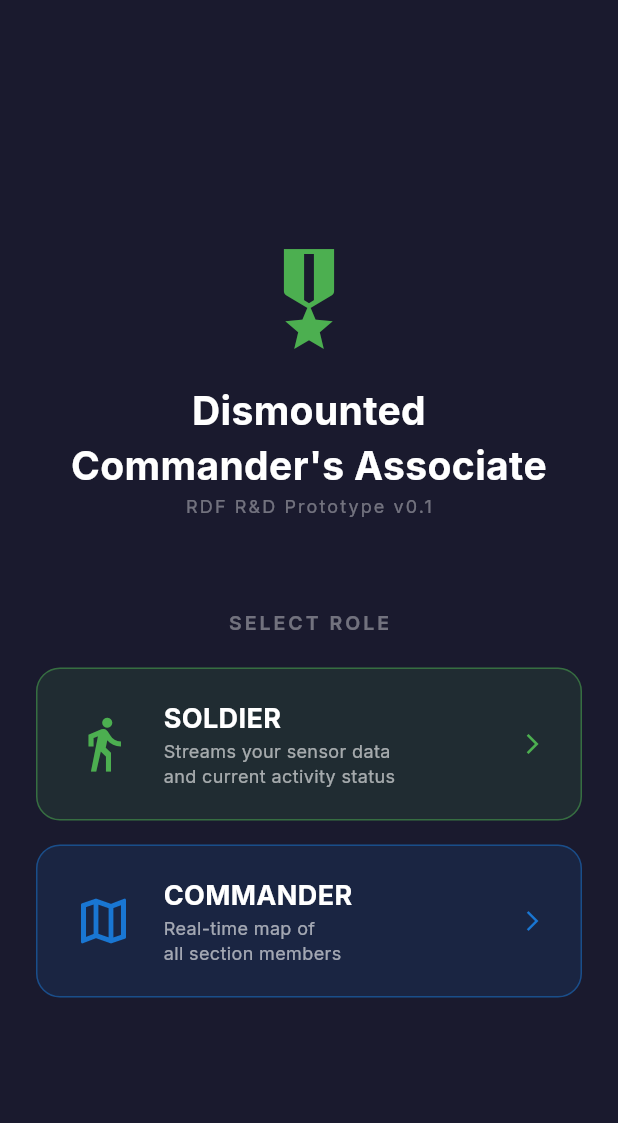
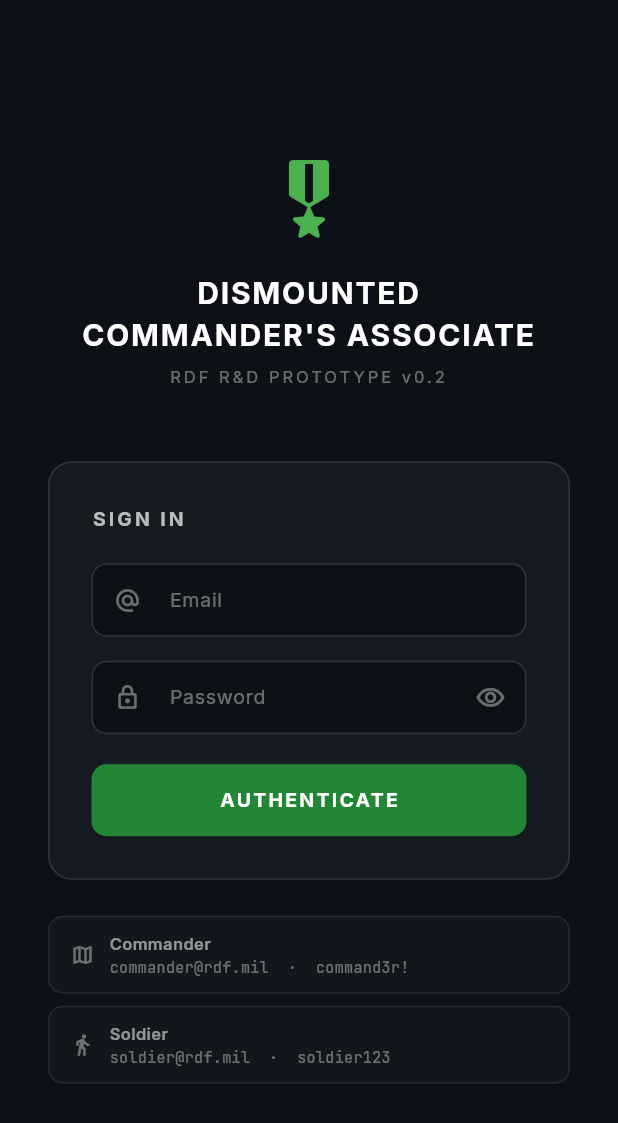
Before and after one commit to amuhirwa/Scenario-4, a Flutter app: the screen it shows after launch, on a phone screen of 412 x 824 dp. Shown: the top 1123 px of the screen. Run offline on Flutter 3.47's test engine with Material 3 defaults, Android fonts, the phone set to English and light mode, and no system bars; our stand-ins replace badges, fl_chart, flutter_map, flutter_riverpod, flutter_spinkit, geolocator and 3 more.

Commit message:
feat: Implement login functionality and user logout in web dashboard
- Added login overlay with email and password fields, including validation and error handling.
- Integrated login API call to authenticate users and manage user sessions.
- Displayed user badge and logout button upon successful login.
- Implemented logout functionality to clear user session and reset UI.
- Updated styles for login overlay, user badge, and logout button for better UX.
- Refactored dashboard initialization to occur only after successful login.

```diff
--- a/flutter_app/lib/main.dart
+++ b/flutter_app/lib/main.dart
@@ -3,7 +3,7 @@ import 'package:flutter/material.dart';
 import 'package:flutter_riverpod/flutter_riverpod.dart';
 import 'package:google_fonts/google_fonts.dart';
 
-import 'screens/role_select_screen.dart';
+import 'screens/login_screen.dart';
 
 void main() {
   WidgetsFlutterBinding.ensureInitialized();
@@ -26,7 +26,7 @@ class DismountedAssociateApp extends StatelessWidget {
         useMaterial3: true,
         textTheme: GoogleFonts.interTextTheme(ThemeData.dark().textTheme),
       ),
-      home: const RoleSelectScreen(),
+      home: const LoginScreen(),
     );
   }
 }
--- a/flutter_app/lib/models/app_config.dart
+++ b/flutter_app/lib/models/app_config.dart
@@ -4,8 +4,8 @@
 class AppConfig {
   // Change this to your server IP / domain when running on device
   // static const String backendHost = '10.0.2.2'; // Android emulator → localhost
-  static const String backendHost = '192.168.1.75'; // Android emulator → localhost
-  static const int backendPort = 8000;
+  static const String backendHost = '173.249.25.80'; // Android emulator → localhost
+  static const int backendPort = 4000;
   static const String backendBase = 'http://$backendHost:$backendPort';
   static const String wsBase = 'ws://$backendHost:$backendPort';
 
--- /dev/null
+++ b/flutter_app/lib/models/auth_user.dart
@@ -0,0 +1,33 @@
+// lib/models/auth_user.dart
+
+class AuthUser {
+  final String email;
+  final String role; // "commander" | "soldier"
+  final String name;
+  final String unit;
+  final String? soldierId;
+  final String? callSign;
+
+  const AuthUser({
+    required this.email,
+    required this.role,
+    required this.name,
+    required this.unit,
+    this.soldierId,
+    this.callSign,
+  });
+
+  bool get isCommander => role == 'commander';
+  bool get isSoldier   => role == 'soldier';
+
+  factory AuthUser.fromJson(Map<String, dynamic> json, {required String email}) {
+    return AuthUser(
+      email:      email,
+      role:       json['role']       as String,
+      name:       json['name']       as String,
+      unit:       json['unit']       as String,
+      soldierId:  json['soldier_id'] as String?,
+      callSign:   json['call_sign']  as String?,
+    );
+  }
+}
--- /dev/null
+++ b/flutter_app/lib/providers/auth_provider.dart
@@ -0,0 +1,45 @@
+// lib/providers/auth_provider.dart
+import 'dart:convert';
+import 'package:flutter_riverpod/flutter_riverpod.dart';
+import 'package:http/http.dart' as http;
+
+import '../models/app_config.dart';
+import '../models/auth_user.dart';
+
+// Holds the currently signed-in user (null = not signed in)
+class AuthNotifier extends StateNotifier<AuthUser?> {
+  AuthNotifier() : super(null);
+
+  /// Calls POST /api/auth/login. Returns null on success or an error string.
+  Future<String?> login(String email, String password) async {
+    try {
+      final r = await http
+          .post(
+            Uri.parse('${AppConfig.backendBase}/api/auth/login'),
+            headers: {'Content-Type': 'application/json'},
+            body: json.encode({'email': email, 'password': password}),
+          )
+          .timeout(const Duration(seconds: 8));
+
+      if (r.statusCode == 200) {
+        state = AuthUser.fromJson(
+          json.decode(r.body) as Map<String, dynamic>,
+          email: email,
+        );
+        return null; // success
+      } else if (r.statusCode == 401) {
+        return 'Invalid email or password.';
+      } else {
+        return 'Server error (${r.statusCode}).';
+      }
+    } catch (_) {
+      return 'Cannot reach server. Check network.';
+    }
+  }
+
+  void logout() => state = null;
+}
+
+final authProvider = StateNotifierProvider<AuthNotifier, AuthUser?>(
+  (_) => AuthNotifier(),
+);
--- /dev/null
+++ b/flutter_app/lib/screens/login_screen.dart
@@ -0,0 +1,359 @@
+// lib/screens/login_screen.dart
+import 'package:flutter/material.dart';
+import 'package:flutter_riverpod/flutter_riverpod.dart';
+import 'package:google_fonts/google_fonts.dart';
+
+import '../providers/auth_provider.dart';
+import 'commander_map_screen.dart';
+import 'soldier_home_screen.dart';
+
+class LoginScreen extends ConsumerStatefulWidget {
+  const LoginScreen({super.key});
+
+  @override
+  ConsumerState<LoginScreen> createState() => _LoginScreenState();
+}
+
+class _LoginScreenState extends ConsumerState<LoginScreen> {
+  final _formKey     = GlobalKey<FormState>();
+  final _emailCtrl   = TextEditingController();
+  final _passCtrl    = TextEditingController();
+  bool  _obscure     = true;
+  bool  _loading     = false;
+  String? _error;
+
+  @override
+  void dispose() {
+    _emailCtrl.dispose();
+    _passCtrl.dispose();
+    super.dispose();
+  }
+
+  Future<void> _submit() async {
+    if (!_formKey.currentState!.validate()) return;
+    setState(() { _loading = true; _error = null; });
+
+    final err = await ref.read(authProvider.notifier).login(
+      _emailCtrl.text.trim(),
+      _passCtrl.text,
+    );
+
+    if (!mounted) return;
+    setState(() => _loading = false);
+
+    if (err != null) {
+      setState(() => _error = err);
+      return;
+    }
+
+    final user = ref.read(authProvider)!;
+    final destination = user.isCommander
+        ? const CommanderMapScreen()
+        : const SoldierHomeScreen();
+
+    Navigator.pushReplacement(
+      context,
+      MaterialPageRoute(builder: (_) => destination),
+    );
+  }
+
+  @override
+  Widget build(BuildContext context) {
+    return Scaffold(
+      backgroundColor: const Color(0xFF0D1117),
+      body: SafeArea(
+        child: Center(
+          child: SingleChildScrollView(
+            padding: const EdgeInsets.symmetric(horizontal: 32, vertical: 40),
+            child: ConstrainedBox(
+              constraints: const BoxConstraints(maxWidth: 440),
+              child: Column(
+                crossAxisAlignment: CrossAxisAlignment.stretch,
+                children: [
+                  // ── Logo / title ──────────────────────────────────────
+                  const Icon(
+                    Icons.military_tech_rounded,
+                    size: 64,
+                    color: Color(0xFF4CAF50),
+                  ),
+                  const SizedBox(height: 16),
+                  Text(
+                    "DISMOUNTED\nCOMMANDER'S ASSOCIATE",
+                    textAlign: TextAlign.center,
+                    style: GoogleFonts.inter(
+                      fontSize: 20,
+                      fontWeight: FontWeight.bold,
+                      color: Colors.white,
+                      letterSpacing: 1.2,
+                      height: 1.4,
+                    ),
+                  ),
+                  const SizedBox(height: 6),
+                  Text(
+                    'RDF R&D PROTOTYPE v0.2',
+                    textAlign: TextAlign.center,
+                    style: GoogleFonts.inter(
+                      fontSize: 11,
+                      color: Colors.white38,
+                      letterSpacing: 2,
+                    ),
+                  ),
+
+                  const SizedBox(height: 48),
+
+                  // ── Sign-in card ──────────────────────────────────────
+                  Container(
+                    padding: const EdgeInsets.all(28),
+                    decoration: BoxDecoration(
+                      color: const Color(0xFF161B22),
+                      borderRadius: BorderRadius.circular(16),
+                      border: Border.all(
+                        color: const Color(0xFF30363D),
+                        width: 1,
+                      ),
+                    ),
+                    child: Form(
+                      key: _formKey,
+                      child: Column(
+                        crossAxisAlignment: CrossAxisAlignment.stretch,
+                        children: [
+                          Text(
+                            'SIGN IN',
+                            style: GoogleFonts.inter(
+                              fontSize: 13,
+                              fontWeight: FontWeight.w700,
+                              color: Colors.white70,
+                              letterSpacing: 2,
+                            ),
+                          ),
+                          const SizedBox(height: 20),
+
+                          // Email field
+                          TextFormField(
+                            controller: _emailCtrl,
+                            keyboardType: TextInputType.emailAddress,
+                            autocorrect: false,
+                            style: GoogleFonts.jetBrainsMono(
+                              fontSize: 14,
+                              color: Colors.white,
+                            ),
+                            decoration: _inputDecoration(
+                              label: 'Email',
+                              icon: Icons.alternate_email_rounded,
+                            ),
+                            validator: (v) =>
+                                (v == null || !v.contains('@'))
+                                    ? 'Enter a valid email'
+                                    : null,
+                          ),
+                          const SizedBox(height: 16),
+
+                          // Password field
+                          TextFormField(
+                            controller: _passCtrl,
+                            obscureText: _obscure,
+                            style: GoogleFonts.jetBrainsMono(
+                              fontSize: 14,
+                              color: Colors.white,
+                            ),
+                            decoration: _inputDecoration(
+                              label: 'Password',
+                              icon: Icons.lock_outline_rounded,
+                            ).copyWith(
+                              suffixIcon: IconButton(
+                                icon: Icon(
+                                  _obscure
+                                      ? Icons.visibility_outlined
+                                      : Icons.visibility_off_outlined,
+                                  color: Colors.white38,
+                                  size: 20,
+                                ),
+                                onPressed: () =>
+                                    setState(() => _obscure = !_obscure),
+                              ),
+                            ),
+                            onFieldSubmitted: (_) => _submit(),
+                            validator: (v) =>
+                                (v == null || v.isEmpty)
+                                    ? 'Enter your password'
+                                    : null,
+                          ),
+
+                          // Error message
+                          if (_error != null) ...[
+                            const SizedBox(height: 12),
+                            Container(
+                              padding: const EdgeInsets.symmetric(
+                                horizontal: 12,
+                                vertical: 10,
+                              ),
+                              decoration: BoxDecoration(
+                                color: Colors.red.withOpacity(0.1),
+                                borderRadius: BorderRadius.circular(8),
+                                border: Border.all(
+                                  color: Colors.redAccent.withOpacity(0.4),
+                                ),
+                              ),
+                              child: Row(
+                                children: [
+                                  const Icon(Icons.error_outline,
+                                      color: Colors.redAccent, size: 16),
+                                  const SizedBox(width: 8),
+                                  Expanded(
+                                    child: Text(
+                                      _error!,
+                                      style: GoogleFonts.inter(
+                                        fontSize: 12,
+                                        color: Colors.redAccent,
+                                      ),
+                                    ),
+                                  ),
+                                ],
+                              ),
+                            ),
+                          ],
+
+                          const SizedBox(height: 20),
+
+                          // Submit button
+                          SizedBox(
+                            height: 48,
+                            child: ElevatedButton(
+                              onPressed: _loading ? null : _submit,
+                              style: ElevatedButton.styleFrom(
+                                backgroundColor: const Color(0xFF238636),
+                                foregroundColor: Colors.white,
+                                shape: RoundedRectangleBorder(
+                                  borderRadius: BorderRadius.circular(10),
+                                ),
+                              ),
+                              child: _loading
+                                  ? const SizedBox(
+                                      width: 20,
+                                      height: 20,
+                                      child: CircularProgressIndicator(
+                                        strokeWidth: 2,
+                                        color: Colors.white,
+                                      ),
+                                    )
+                                  : Text(
+                                      'AUTHENTICATE',
+                                      style: GoogleFonts.inter(
+                                        fontWeight: FontWeight.bold,
+                                        letterSpacing: 1.5,
+                                        fontSize: 13,
+                                      ),
+                                    ),
+                            ),
+                          ),
+                        ],
+                      ),
+                    ),
+                  ),
+
+                  const SizedBox(height: 24),
+
+                  // hint for demo
+                  _HintTile(
+                    icon: Icons.map_outlined,
+                    role: 'Commander',
+                    email: 'commander@rdf.mil',
+                    password: 'command3r!',
+                  ),
+                  const SizedBox(height: 8),
+                  _HintTile(
+                    icon: Icons.directions_walk_rounded,
+                    role: 'Soldier',
+                    email: 'soldier@rdf.mil',
+                    password: 'soldier123',
+                  ),
+                ],
+              ),
+            ),
+          ),
+        ),
+      ),
+    );
+  }
+
+  InputDecoration _inputDecoration({
+    required String label,
+    required IconData icon,
+  }) {
+    return InputDecoration(
+      labelText: label,
+      labelStyle: GoogleFonts.inter(fontSize: 13, color: Colors.white38),
+      prefixIcon: Icon(icon, size: 18, color: Colors.white38),
+      filled: true,
+      fillColor: const Color(0xFF0D1117),
+      contentPadding: const EdgeInsets.symmetric(horizontal: 16, vertical: 14),
+      enabledBorder: OutlineInputBorder(
+        borderRadius: BorderRadius.circular(10),
+        borderSide: const BorderSide(color: Color(0xFF30363D)),
+      ),
+      focusedBorder: OutlineInputBorder(
+        borderRadius: BorderRadius.circular(10),
+        borderSide: const BorderSide(color: Color(0xFF4CAF50), width: 1.5),
+      ),
+      errorBorder: OutlineInputBorder(
+        borderRadius: BorderRadius.circular(10),
+        borderSide: const BorderSide(color: Colors.redAccent),
+      ),
+      focusedErrorBorder: OutlineInputBorder(
+        borderRadius: BorderRadius.circular(10),
+        borderSide: const BorderSide(color: Colors.redAccent, width: 1.5),
+      ),
+    );
+  }
+}
+
+// ─── Demo-credentials hint tile ───────────────────────────────────────────────
+class _HintTile extends StatelessWidget {
+  const _HintTile({
+    required this.icon,
+    required this.role,
+    required this.email,
+    required this.password,
+  });
+
+  final IconData icon;
+  final String role, email, password;
+
+  @override
+  Widget build(BuildContext context) {
+    return Container(
+      padding: const EdgeInsets.symmetric(horizontal: 14, vertical: 10),
+      decoration: BoxDecoration(
+        color: const Color(0xFF161B22).withOpacity(0.6),
+        borderRadius: BorderRadius.circular(10),
+        border: Border.all(color: const Color(0xFF30363D).withOpacity(0.6)),
+      ),
+      child: Row(
+        children: [
+          Icon(icon, size: 16, color: Colors.white38),
+          const SizedBox(width: 10),
+          Column(
+            crossAxisAlignment: CrossAxisAlignment.start,
+            children: [
+              Text(
+                role,
+                style: GoogleFonts.inter(
+                  fontSize: 11,
+                  color: Colors.white54,
+                  fontWeight: FontWeight.w600,
+                ),
+              ),
+              Text(
+                '$email  ·  $password',
+                style: GoogleFonts.jetBrainsMono(
+                  fontSize: 10,
+                  color: Colors.white38,
+                ),
+              ),
+            ],
+          ),
+        ],
+      ),
+    );
+  }
+}
```
Also changed, not shown: flutter_app/lib/screens/commander_map_screen.dart (+54 -0 lines), flutter_app/lib/screens/soldier_home_screen.dart (+16 -0 lines), 5 other files.
